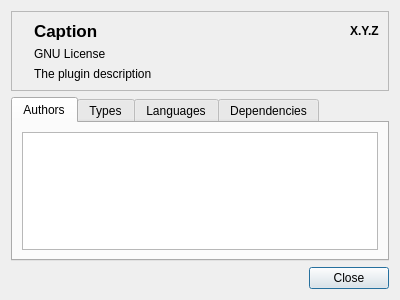
The window that v2/branches/dev/monkey/src/pluginsmanager/ui/UIPluginsSettingsAbout.ui (testmana2/mks) describes before a commit, drawn with Qt 5.
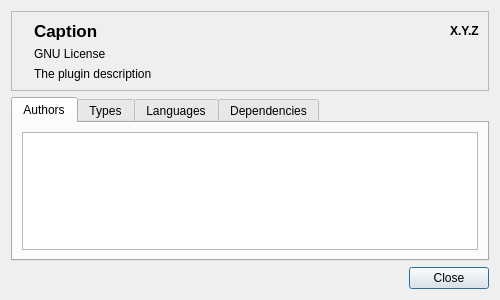
The same window after the commit. Icons and pictures are not drawn.

Commit message: Resize plugins about dialog. Small project update

Patch:
```diff
--- a/v2/branches/dev/monkey/src/pluginsmanager/ui/UIPluginsSettingsAbout.ui
+++ b/v2/branches/dev/monkey/src/pluginsmanager/ui/UIPluginsSettingsAbout.ui
@@ -6,7 +6,7 @@
    <rect>
     <x>0</x>
     <y>0</y>
-    <width>400</width>
+    <width>500</width>
     <height>300</height>
    </rect>
   </property>
```
The commit also changes 1 other file.
